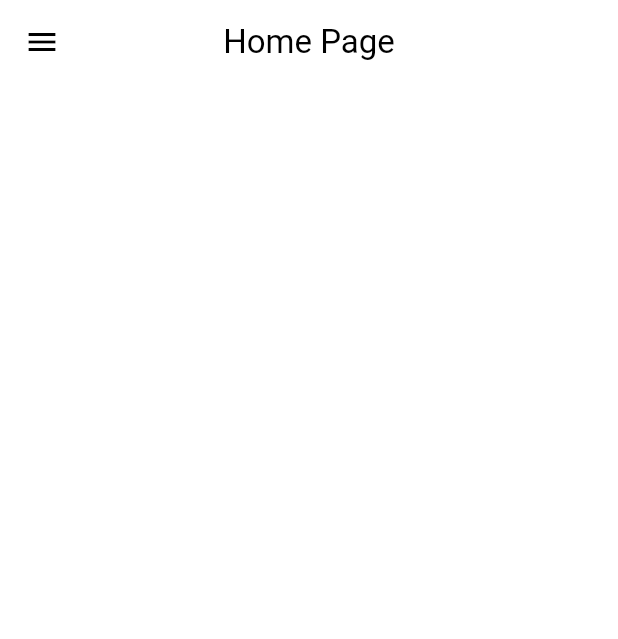
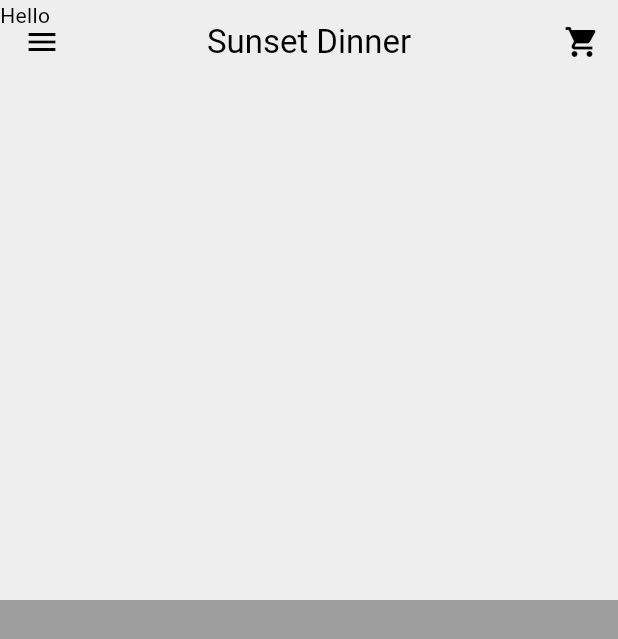
Before and after one commit to romanhumagain/Food-Delivery-App, a Flutter app: the screen it shows after launch, after a tap on "Sign in", on a phone screen of 412 x 824 dp. Shown: the top 639 px of the screen. Run offline on Flutter 3.47's test engine with Material 3 defaults, Android fonts, the phone set to English and light mode, and no system bars.

Commit message:
added sliver appbar

```diff
--- /dev/null
+++ b/lib/components/my_sliver_appbar.dart
@@ -0,0 +1,27 @@
+import 'package:flutter/material.dart';
+
+class MySliverAppbar extends StatelessWidget {
+  final Widget child;
+  final Widget title;
+
+  const MySliverAppbar({super.key, required this.child, required this.title});
+
+  @override
+  Widget build(BuildContext context) {
+    return SliverAppBar(
+      expandedHeight: 400,
+      collapsedHeight: 200,
+      centerTitle: true,
+      floating: false,
+      pinned: true,
+      actions: [
+        IconButton(onPressed: (){}, icon: Icon(Icons.shopping_cart))
+      ],
+      backgroundColor: Theme.of(context).colorScheme.background,
+      title: Text("Sunset Dinner"),
+      flexibleSpace: FlexibleSpaceBar(
+        background: child,
+      ),
+    );
+  }
+}
--- a/lib/pages/home_page.dart
+++ b/lib/pages/home_page.dart
@@ -1,5 +1,6 @@
 import 'package:flutter/material.dart';
 import 'package:food_delivery_app/components/my_drawer.dart';
+import 'package:food_delivery_app/components/my_sliver_appbar.dart';
 
 class HomePage extends StatelessWidget {
   const HomePage({super.key});
@@ -7,11 +8,17 @@ class HomePage extends StatelessWidget {
   @override
   Widget build(BuildContext context) {
     return Scaffold(
-      appBar: AppBar(
-        centerTitle: true,
-        title: Text("Home Page"),
-      ),
       drawer: MyDrawer(),
+      body: NestedScrollView(
+          headerSliverBuilder: (context, innerBoxIsScrolled) => [
+                MySliverAppbar(
+                  title: Text("Home"),
+                  child: Text("Hello"),
+                ),
+              ],
+          body: Container(
+            color: Colors.grey
+          )),
     );
   }
 }
```
